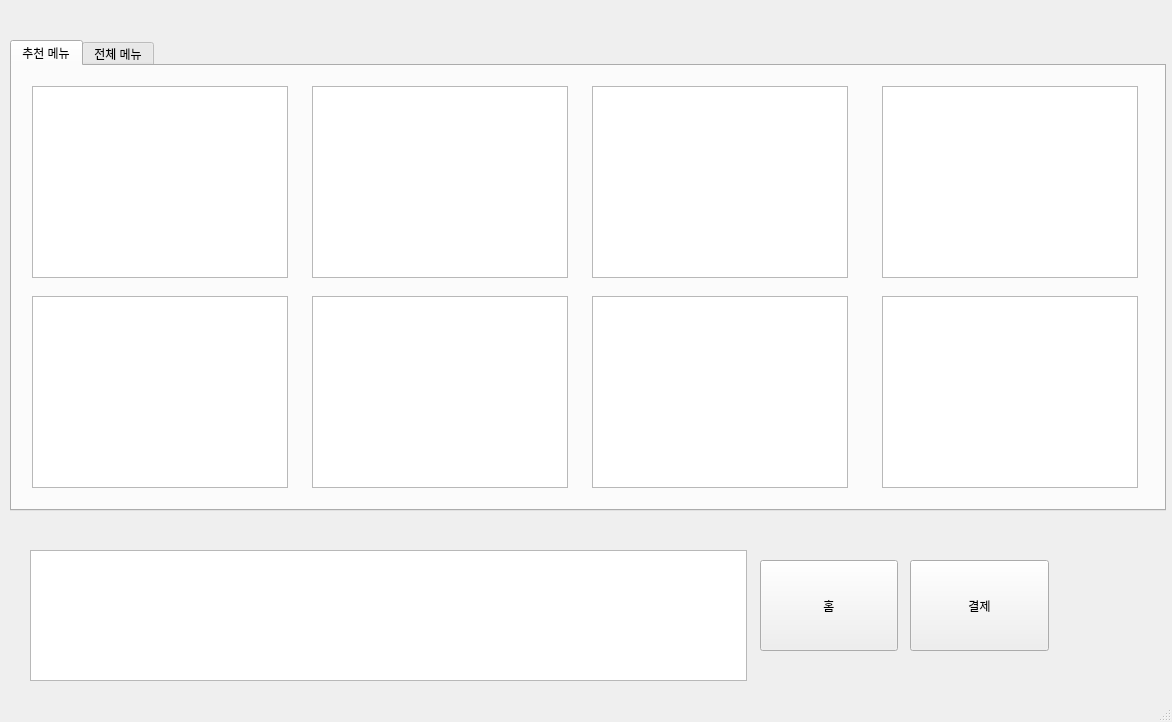
Old version of the form ui/ice_cream_window2.ui in the repository pJunghan/RobotArm.
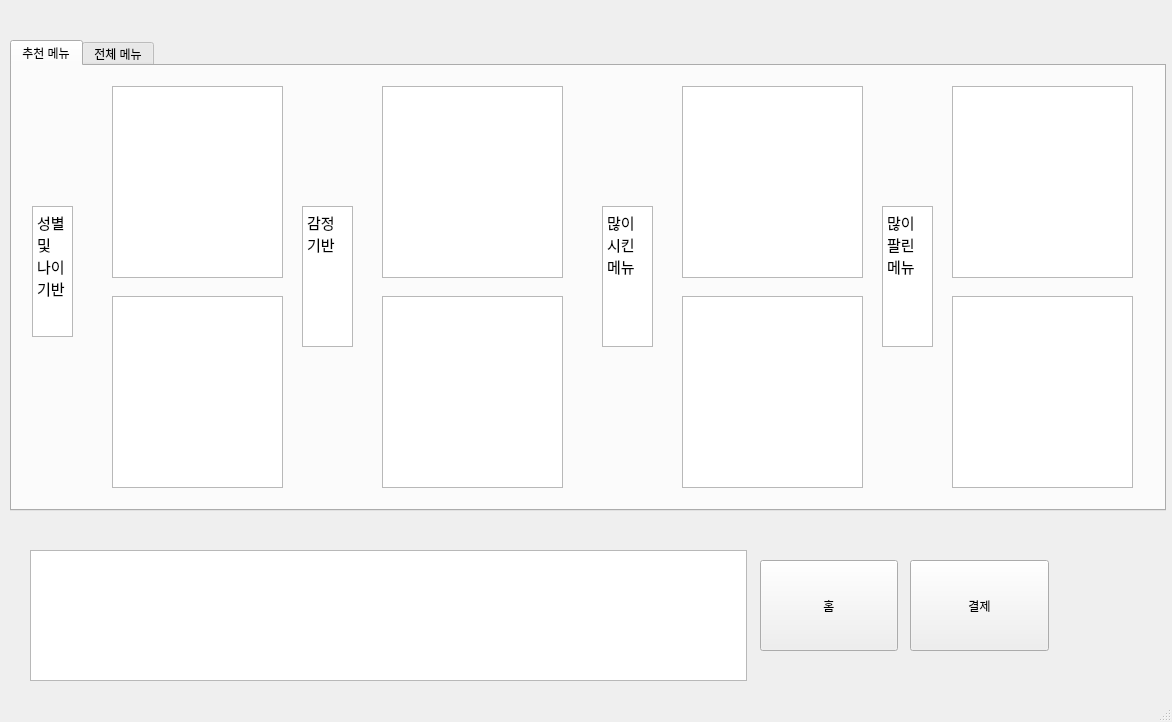
New version of the form. The open tabs and pages were chosen to show the change.

Patch:
```diff
--- a/ui/ice_cream_window2.ui
+++ b/ui/ice_cream_window2.ui
@@ -36,9 +36,9 @@
      <widget class="QGraphicsView" name="recommendView_1">
       <property name="geometry">
        <rect>
-        <x>20</x>
+        <x>100</x>
         <y>20</y>
-        <width>256</width>
+        <width>171</width>
         <height>192</height>
        </rect>
       </property>
@@ -46,9 +46,9 @@
      <widget class="QGraphicsView" name="recommendView_5">
       <property name="geometry">
        <rect>
-        <x>20</x>
+        <x>100</x>
         <y>230</y>
-        <width>256</width>
+        <width>171</width>
         <height>192</height>
        </rect>
       </property>
@@ -56,9 +56,9 @@
      <widget class="QGraphicsView" name="recommendView_6">
       <property name="geometry">
        <rect>
-        <x>300</x>
+        <x>370</x>
         <y>230</y>
-        <width>256</width>
+        <width>181</width>
         <height>192</height>
        </rect>
       </property>
@@ -66,9 +66,9 @@
      <widget class="QGraphicsView" name="recommendView_2">
       <property name="geometry">
        <rect>
-        <x>300</x>
+        <x>370</x>
         <y>20</y>
-        <width>256</width>
+        <width>181</width>
         <height>192</height>
        </rect>
       </property>
@@ -76,9 +76,9 @@
      <widget class="QGraphicsView" name="recommendView_7">
       <property name="geometry">
        <rect>
-        <x>580</x>
+        <x>670</x>
         <y>230</y>
-        <width>256</width>
+        <width>181</width>
         <height>192</height>
        </rect>
       </property>
@@ -86,9 +86,9 @@
      <widget class="QGraphicsView" name="recommendView_3">
       <property name="geometry">
        <rect>
-        <x>580</x>
+        <x>670</x>
         <y>20</y>
-        <width>256</width>
+        <width>181</width>
         <height>192</height>
        </rect>
       </property>
@@ -96,9 +96,9 @@
      <widget class="QGraphicsView" name="recommendView_8">
       <property name="geometry">
        <rect>
-        <x>870</x>
+        <x>940</x>
         <y>230</y>
-        <width>256</width>
+        <width>181</width>
         <height>192</height>
        </rect>
       </property>
@@ -106,13 +106,83 @@
      <widget class="QGraphicsView" name="recommendView_4">
       <property name="geometry">
        <rect>
-        <x>870</x>
+        <x>940</x>
         <y>20</y>
-        <width>256</width>
+        <width>181</width>
         <height>192</height>
        </rect>
       </property>
      </widget>
+     <widget class="QTextBrowser" name="textBrowser">
+      <property name="geometry">
+       <rect>
+        <x>20</x>
+        <y>140</y>
+        <width>41</width>
+        <height>131</height>
+       </rect>
+      </property>
+      <property name="html">
+       <string>&lt;!DOCTYPE HTML PUBLIC &quot;-//W3C//DTD HTML 4.0//EN&quot; &quot;http://www.w3.org/TR/REC-html40/strict.dtd&quot;&gt;
+&lt;html&gt;&lt;head&gt;&lt;meta name=&quot;qrichtext&quot; content=&quot;1&quot; /&gt;&lt;style type=&quot;text/css&quot;&gt;
+p, li { white-space: pre-wrap; }
+&lt;/style&gt;&lt;/head&gt;&lt;body style=&quot; font-family:'Ubuntu'; font-size:11pt; font-weight:400; font-style:normal;&quot;&gt;
+&lt;p style=&quot; margin-top:0px; margin-bottom:0px; margin-left:0px; margin-right:0px; -qt-block-indent:0; text-indent:0px;&quot;&gt;성별 및 나이 기반&lt;/p&gt;
+&lt;p style=&quot;-qt-paragraph-type:empty; margin-top:0px; margin-bottom:0px; margin-left:0px; margin-right:0px; -qt-block-indent:0; text-indent:0px;&quot;&gt;&lt;br /&gt;&lt;/p&gt;&lt;/body&gt;&lt;/html&gt;</string>
+      </property>
+     </widget>
+     <widget class="QTextBrowser" name="textBrowser_2">
+      <property name="geometry">
+       <rect>
+        <x>290</x>
+        <y>140</y>
+        <width>51</width>
+        <height>141</height>
+       </rect>
+      </property>
+      <property name="html">
+       <string>&lt;!DOCTYPE HTML PUBLIC &quot;-//W3C//DTD HTML 4.0//EN&quot; &quot;http://www.w3.org/TR/REC-html40/strict.dtd&quot;&gt;
+&lt;html&gt;&lt;head&gt;&lt;meta name=&quot;qrichtext&quot; content=&quot;1&quot; /&gt;&lt;style type=&quot;text/css&quot;&gt;
+p, li { white-space: pre-wrap; }
+&lt;/style&gt;&lt;/head&gt;&lt;body style=&quot; font-family:'Ubuntu'; font-size:11pt; font-weight:400; font-style:normal;&quot;&gt;
+&lt;p style=&quot; margin-top:0px; margin-bottom:0px; margin-left:0px; margin-right:0px; -qt-block-indent:0; text-indent:0px;&quot;&gt;감정 기반&lt;/p&gt;&lt;/body&gt;&lt;/html&gt;</string>
+      </property>
+     </widget>
+     <widget class="QTextBrowser" name="textBrowser_3">
+      <property name="geometry">
+       <rect>
+        <x>590</x>
+        <y>140</y>
+        <width>51</width>
+        <height>141</height>
+       </rect>
+      </property>
+      <property name="html">
+       <string>&lt;!DOCTYPE HTML PUBLIC &quot;-//W3C//DTD HTML 4.0//EN&quot; &quot;http://www.w3.org/TR/REC-html40/strict.dtd&quot;&gt;
+&lt;html&gt;&lt;head&gt;&lt;meta name=&quot;qrichtext&quot; content=&quot;1&quot; /&gt;&lt;style type=&quot;text/css&quot;&gt;
+p, li { white-space: pre-wrap; }
+&lt;/style&gt;&lt;/head&gt;&lt;body style=&quot; font-family:'Ubuntu'; font-size:11pt; font-weight:400; font-style:normal;&quot;&gt;
+&lt;p style=&quot; margin-top:0px; margin-bottom:0px; margin-left:0px; margin-right:0px; -qt-block-indent:0; text-indent:0px;&quot;&gt;많이 시킨 메뉴&lt;/p&gt;
+&lt;p style=&quot;-qt-paragraph-type:empty; margin-top:0px; margin-bottom:0px; margin-left:0px; margin-right:0px; -qt-block-indent:0; text-indent:0px;&quot;&gt;&lt;br /&gt;&lt;/p&gt;&lt;/body&gt;&lt;/html&gt;</string>
+      </property>
+     </widget>
+     <widget class="QTextBrowser" name="textBrowser_4">
+      <property name="geometry">
+       <rect>
+        <x>870</x>
+        <y>140</y>
+        <width>51</width>
+        <height>141</height>
+       </rect>
+      </property>
+      <property name="html">
+       <string>&lt;!DOCTYPE HTML PUBLIC &quot;-//W3C//DTD HTML 4.0//EN&quot; &quot;http://www.w3.org/TR/REC-html40/strict.dtd&quot;&gt;
+&lt;html&gt;&lt;head&gt;&lt;meta name=&quot;qrichtext&quot; content=&quot;1&quot; /&gt;&lt;style type=&quot;text/css&quot;&gt;
+p, li { white-space: pre-wrap; }
+&lt;/style&gt;&lt;/head&gt;&lt;body style=&quot; font-family:'Ubuntu'; font-size:11pt; font-weight:400; font-style:normal;&quot;&gt;
+&lt;p style=&quot; margin-top:0px; margin-bottom:0px; margin-left:0px; margin-right:0px; -qt-block-indent:0; text-indent:0px;&quot;&gt;많이 팔린 메뉴&lt;/p&gt;&lt;/body&gt;&lt;/html&gt;</string>
+      </property>
+     </widget>
     </widget>
     <widget class="QWidget" name="tab_2">
      <property name="minimumSize">
```
Left out of the diff: 4 changed lines with no effect on the pictures.
